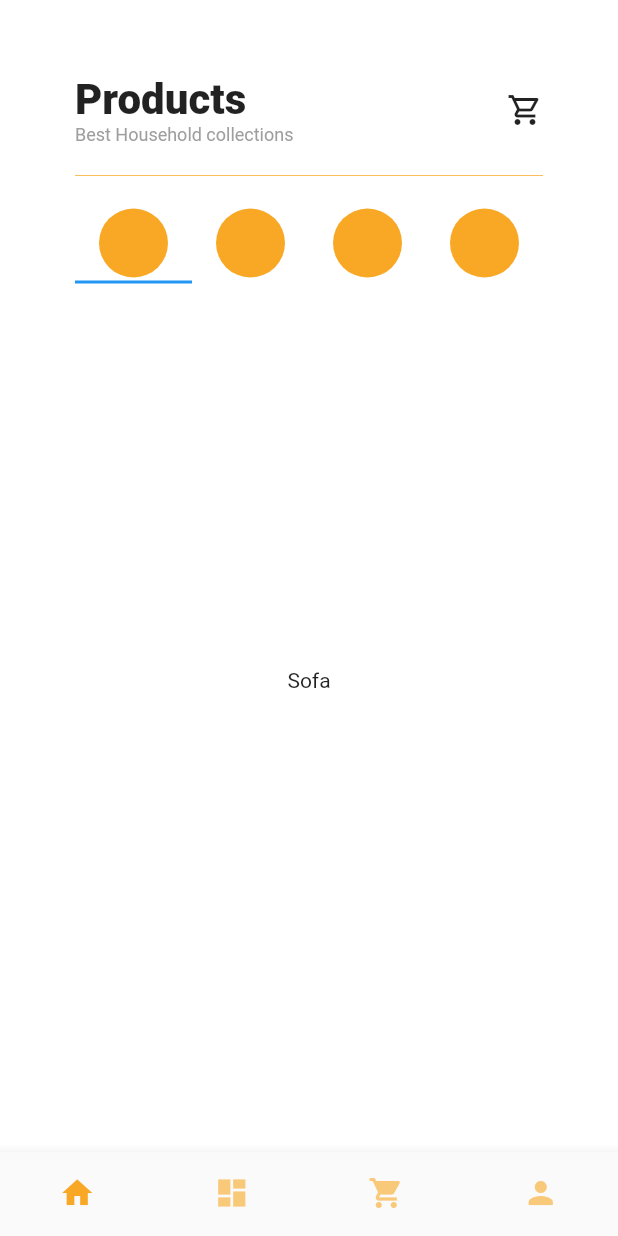
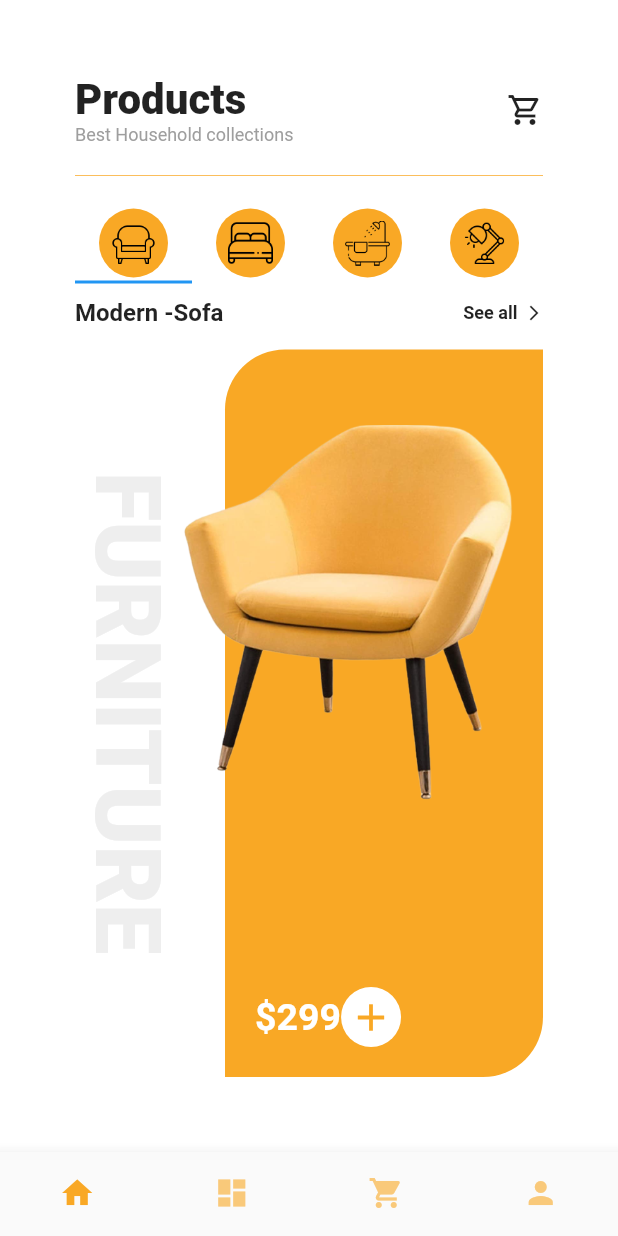
Before and after one commit to Nayemuzzaman/flutter_ui_furniture, a Flutter app: the screen it shows after launch, on a phone screen of 412 x 824 dp. Run offline on Flutter 3.47's test engine with Material 2 defaults, Android fonts, the phone set to English and light mode, and no system bars.

Commit message:
body Part design

```diff
--- /dev/null
+++ b/lib/screens/details_page.dart
@@ -0,0 +1,17 @@
+import 'package:flutter/material.dart';
+import 'package:flutter/src/foundation/key.dart';
+import 'package:flutter/src/widgets/framework.dart';
+
+class DetailsPage extends StatefulWidget {
+  const DetailsPage({Key? key}) : super(key: key);
+
+  @override
+  State<DetailsPage> createState() => _DetailsPageState();
+}
+
+class _DetailsPageState extends State<DetailsPage> {
+  @override
+  Widget build(BuildContext context) {
+    return Scaffold();
+  }
+}
--- a/lib/screens/home_page.dart
+++ b/lib/screens/home_page.dart
@@ -1,4 +1,8 @@
+import 'dart:ui';
+
 import 'package:flutter/material.dart';
+
+import 'details_page.dart';
 
 class HomePage extends StatefulWidget {
   const HomePage({Key? key}) : super(key: key);
@@ -9,7 +13,8 @@ class HomePage extends StatefulWidget {
 
 class _HomePageState extends State<HomePage>
     with SingleTickerProviderStateMixin {
-  late final TabController _tabController = TabController(length: 4, vsync: this);
+  late final TabController _tabController =
+      TabController(length: 4, vsync: this);
   @override
   Widget build(BuildContext context) {
     return Scaffold(
@@ -24,40 +29,58 @@ class _HomePageState extends State<HomePage>
               color: Colors.yellow.shade800,
               thickness: 0.5,
             ),
-            TabBar(
-              controller: _tabController,
-             tabs: [
+            TabBar(controller: _tabController, tabs: [
               CircleAvatar(
                 backgroundColor: Colors.yellow.shade800,
                 radius: 25,
+                child: Image.asset(
+                  "assets/sofa_icon.png",
+                  height: 30,
+                  width: 30,
+                  fit: BoxFit.cover,
+                ),
               ),
               CircleAvatar(
                 backgroundColor: Colors.yellow.shade800,
                 radius: 25,
+                child: Image.asset(
+                  "assets/bed_icon.png",
+                  height: 30,
+                  width: 30,
+                  fit: BoxFit.cover,
+                ),
               ),
               CircleAvatar(
                 backgroundColor: Colors.yellow.shade800,
                 radius: 25,
+                child: Image.asset(
+                  "assets/bathtub_icon.png",
+                  height: 30,
+                  width: 30,
+                  fit: BoxFit.cover,
+                ),
               ),
               CircleAvatar(
                 backgroundColor: Colors.yellow.shade800,
                 radius: 25,
+                child: Image.asset(
+                  "assets/lamp_icon.png",
+                  height: 30,
+                  width: 30,
+                  fit: BoxFit.cover,
+                ),
               ),
             ]),
             Expanded(
-                child: TabBarView(
-                  controller: _tabController,
-             children: const[
-              Center(
-                child: Text("Sofa"),
-              ),
-              Center(
+                child: TabBarView(controller: _tabController, children: [
+              tabDetails("Sofa"),
+              const Center(
                 child: Text("Bed"),
               ),
-              Center(
+              const Center(
                 child: Text("BathTub"),
               ),
-              Center(
+              const Center(
                 child: Text("Lamp"),
               ),
             ]))
@@ -66,6 +89,120 @@ class _HomePageState extends State<HomePage>
       ),
     );
   }
+
+  Widget tabDetails(String text) => Column(
+        children: [
+          const SizedBox(
+            height: 10,
+          ),
+          Row(
+            mainAxisAlignment: MainAxisAlignment.spaceBetween,
+            children: [
+              Text(
+                "Modern -$text",
+                style: const TextStyle(
+                  fontSize: 16,
+                  fontWeight: FontWeight.w700,
+                ),
+              ),
+              Row(
+                children: const [
+                  Text(
+                    "See all",
+                    style: TextStyle(
+                      fontSize: 12,
+                      fontWeight: FontWeight.w700,
+                    ),
+                  ),
+                  SizedBox(
+                    width: 5,
+                  ),
+                  Icon(
+                    Icons.arrow_forward_ios,
+                    size: 12,
+                  ),
+                ],
+              )
+            ],
+          ),
+          const SizedBox(
+            height: 15,
+          ),
+          // tab details body
+          Expanded(
+            child: Stack(
+              children: [
+                Row(
+                  children: [
+                    // left furniture shade
+                    RotatedBox(
+                      quarterTurns: 1,
+                      child: Text(
+                        "Furniture".toUpperCase(),
+                        style: TextStyle(
+                          fontSize: 60,
+                          fontWeight: FontWeight.w900,
+                          color: Colors.grey.shade200,
+                        ),
+                      ),
+                    ),
+
+                    const SizedBox(
+                      width: 30,
+                    ),
+                    Expanded(
+                        // container inside add price background color
+                        child: Container(
+                      padding: const EdgeInsets.all(20),
+                      alignment: Alignment.bottomCenter,
+                      decoration: BoxDecoration(
+                          color: Colors.yellow.shade800,
+                          borderRadius: const BorderRadius.only(
+                            topLeft: Radius.circular(40),
+                            bottomRight: Radius.circular(40),
+                          )),
+                      child: Row(
+                        children: [
+                          const Text(
+                            "\$299",
+                            style: TextStyle(
+                              fontSize: 25,
+                              fontWeight: FontWeight.w700,
+                              color: Colors.white,
+                            ),
+                          ),
+                          CircleAvatar(
+                            backgroundColor: Colors.white,
+                            child: Icon(
+                              Icons.add,
+                              size: 30,
+                              color: Colors.yellow.shade800,
+                            ),
+                          ),
+                        ],
+                      ),
+                    )),
+                  ],
+                ),
+                Positioned(
+                    right: 20,
+                    top: 50,
+                    child: GestureDetector(
+                      onTap: () {
+
+                      },
+                      child: Image.asset(
+                        "assets/yellow_chair.png",
+                        height: 250,
+                        width: 220,
+                        fit: BoxFit.cover,
+                      ),
+                    )),
+              ],
+            ),
+          ),
+        ],
+      );
 
   Widget homeAppBar() => Row(
         mainAxisAlignment: MainAxisAlignment.spaceBetween,
--- a/pubspec.yaml
+++ b/pubspec.yaml
@@ -58,7 +58,8 @@ flutter:
   uses-material-design: true
 
   # To add assets to your application, add an assets section, like this:
-  # assets:
+  assets:
+    - assets/
   #   - images/a_dot_burr.jpeg
   #   - images/a_dot_ham.jpeg
 
```
Also changed, not shown: assets/bathtub_icon.png (added), assets/bed_icon.png (added), assets/blue_chair.png (added), assets/green_chair.png (added), assets/lamp_icon.png (added), assets/pink_chair.png (added), assets/sofa_icon.png (added), assets/yellow_chair.png (added).
